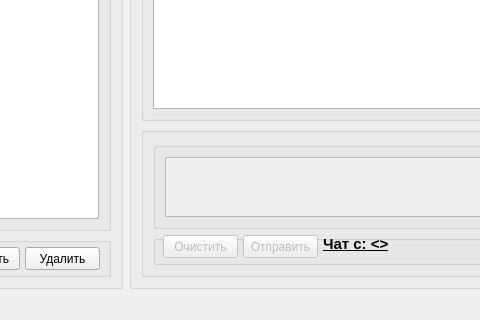
Before: the Qt Designer form lesson-05/client/views/client_gui.ui in KTo1/qt-with-db, drawn with Qt 5; both pictures show x 86 to 566 and y 328 to 648 of the 792 by 648 pixel window.
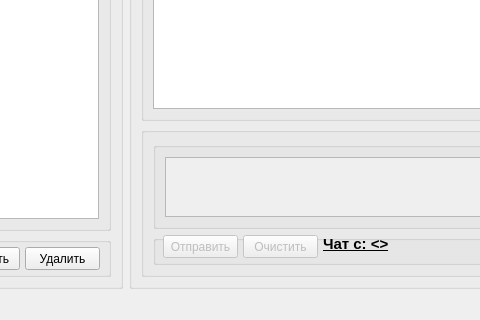
After: the same form once the commit is applied.

```diff
--- a/lesson-05/client/views/client_gui.ui
+++ b/lesson-05/client/views/client_gui.ui
@@ -172,7 +172,7 @@
              </property>
              <property name="geometry">
               <rect>
-               <x>10</x>
+               <x>90</x>
                <y>0</y>
                <width>75</width>
                <height>23</height>
@@ -188,7 +188,7 @@
              </property>
              <property name="geometry">
               <rect>
-               <x>90</x>
+               <x>10</x>
                <y>0</y>
                <width>75</width>
                <height>23</height>
```
